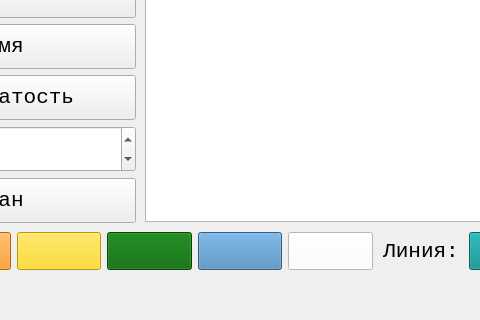
First picture: the form in lab_03_cg/mainwindow.ui, repository 4otis/4sem-computer-graphics, before the edit; both pictures show x 275 to 755 and y 428 to 748 of the 1291 by 748 pixel window.
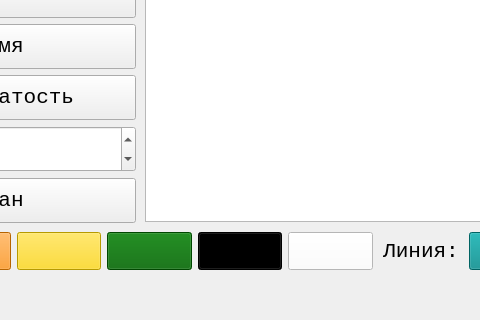
Second picture: the form after the edit.

Commit message: black bg was added.

Patch:
```diff
--- a/lab_03_cg/mainwindow.ui
+++ b/lab_03_cg/mainwindow.ui
@@ -675,7 +675,7 @@
         </font>
        </property>
        <property name="styleSheet">
-        <string notr="true">background-color: rgb(70, 130, 180);</string>
+        <string notr="true">background-color: rgb(0, 0, 0);</string>
        </property>
        <property name="text">
         <string/>
```
Left out of the diff: 28 changed lines with no effect on the pictures. The commit also changes 1 other file.
